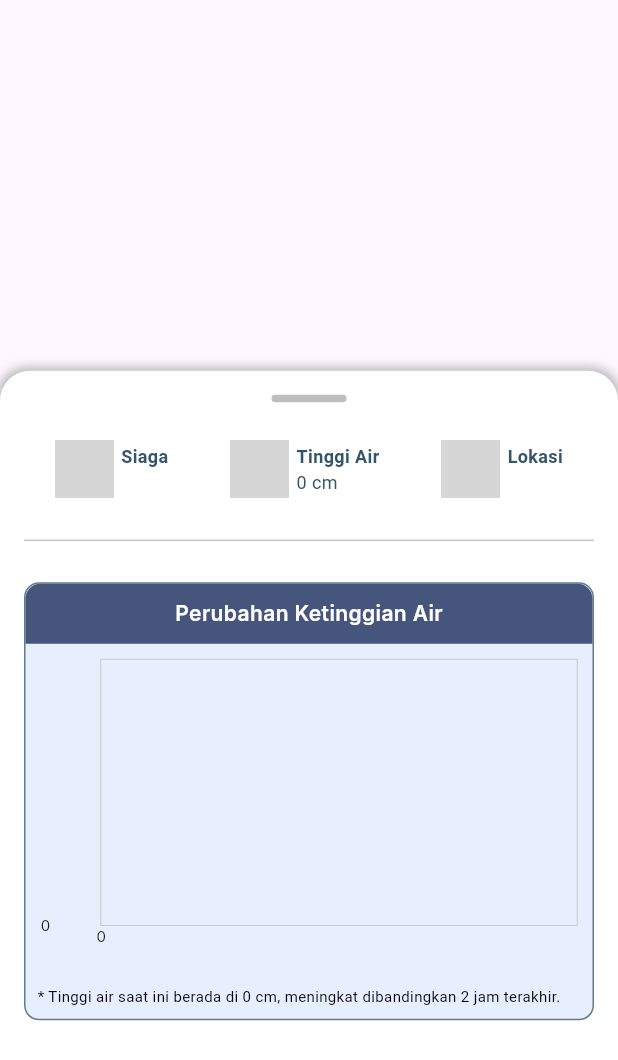
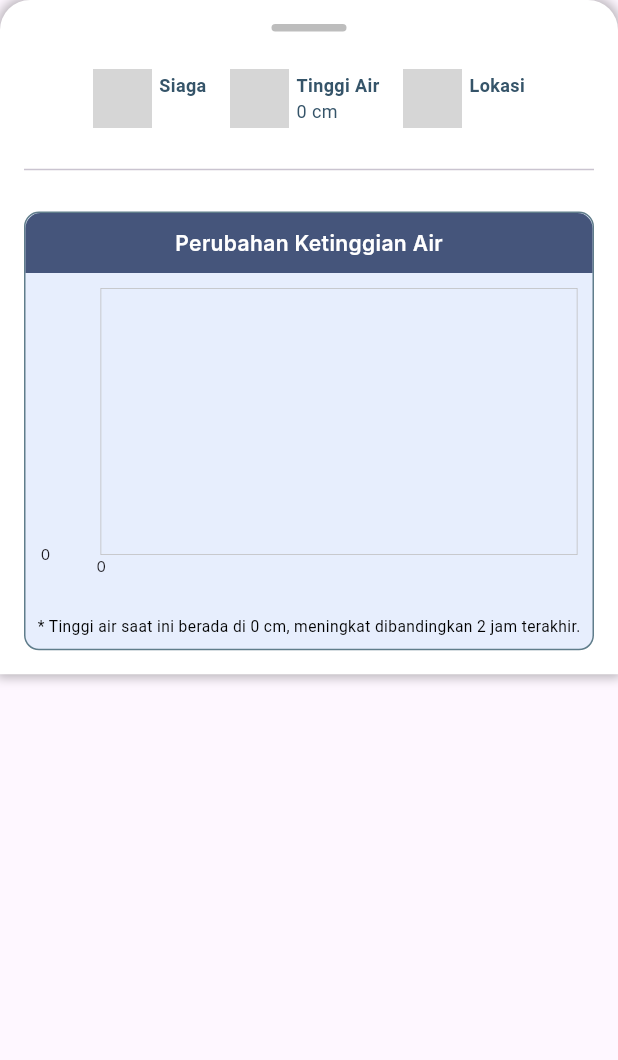
Before and after one commit to Alif-Fikri/JIR, a Flutter app: the FloodInfoBottomSheet widget shown alone on an empty page, opened directly with empty values, on a phone screen of 412 x 824 dp. Shown: the top 1060 px of the screen. Run offline on Flutter 3.47's test engine with Material 3 defaults, Android fonts, the phone set to English and light mode, and no system bars; drawn by our look-alikes of fl_chart; our stand-ins replace flutter_dotenv, flutter_map, geocoding, geolocator, google_fonts, google_maps_flutter and 6 more; accounts and stored records are empty; network calls fail; grey boxes are pictures that could not be loaded.

Commit message:
fixed bug flood item data and add radar map

```diff
--- a/lib/pages/home/flood/flood_item_data.dart
+++ b/lib/pages/home/flood/flood_item_data.dart
@@ -14,7 +14,8 @@ class FloodInfoBottomSheet extends StatelessWidget {
   final String locationIconPath;
   final List<Map<String, dynamic>> floodData;
 
-  FloodInfoBottomSheet({
+  const FloodInfoBottomSheet({
+    Key? key,
     required this.status,
     required this.statusIconPath,
     required this.waterHeight,
@@ -22,15 +23,10 @@ class FloodInfoBottomSheet extends StatelessWidget {
     required this.location,
     required this.locationIconPath,
     required this.floodData,
-  });
+  }) : super(key: key);
 
   @override
   Widget build(BuildContext context) {
-    return DraggableScrollableSheet(
-      initialChildSize: 0.7,
-      minChildSize: 0.1,
-      maxChildSize: 0.7,
-      builder: (context, scrollController) {
     return Container(
       decoration: BoxDecoration(
         color: Colors.white,
@@ -39,11 +35,10 @@ class FloodInfoBottomSheet extends StatelessWidget {
           BoxShadow(color: Colors.black26, blurRadius: 5, spreadRadius: 2)
         ],
       ),
-          child: SingleChildScrollView(
-            controller: scrollController,
       child: Padding(
         padding: const EdgeInsets.all(16.0),
         child: Column(
+          mainAxisSize: MainAxisSize.min,
           children: [
             // Drag Handle
             Container(
@@ -51,32 +46,29 @@ class FloodInfoBottomSheet extends StatelessWidget {
               height: 5,
               decoration: BoxDecoration(
                 color: Colors.black26,
-                        borderRadius: BorderRadius.circular(10)),
+                borderRadius: BorderRadius.circular(10),
               ),
-                  SizedBox(height: 25),
-
-                  // Info Status, Tinggi Air, Lokasi
-                  Row(
-                    mainAxisAlignment: MainAxisAlignment.spaceAround,
+            ),
+            const SizedBox(height: 25),
+            SingleChildScrollView(
+              scrollDirection: Axis.horizontal,
+              child: Row(
                 children: [
                   _infoItem(statusIconPath, status, 'Siaga'),
+                  SizedBox(width: 16), // Add spacing if needed
                   _infoItem(waterIconPath, '$waterHeight cm', 'Tinggi Air'),
+                  SizedBox(width: 16),
                   _infoItem(locationIconPath, location, 'Lokasi'),
                 ],
               ),
-
-                  SizedBox(height: 20),
+            ),
+            const SizedBox(height: 20),
             const Divider(),
-                  SizedBox(
-                    height: 20,
-                  ),
+            const SizedBox(height: 20),
             _buildWaterLevelChart(),
           ],
         ),
       ),
-          ),
-        );
-      },
     );
   }
 
@@ -203,9 +195,11 @@ class FloodInfoBottomSheet extends StatelessWidget {
           // Keterangan di bawah chart
           Padding(
             padding: EdgeInsets.all(8.0),
+            child: FittedBox(
               child: Text(
                 "* Tinggi air saat ini berada di $waterHeight cm, meningkat dibandingkan 2 jam terakhir.",
                 style: TextStyle(fontSize: 10, color: Colors.black),
+              ),
             ),
           ),
         ],
```
Also changed, not shown: lib/helper/radar_map.dart (added, +60 -0 lines), lib/pages/home/flood/flood_monitoring.dart (+35 -18 lines). Lines whose indentation alone changed are shown as unchanged.
